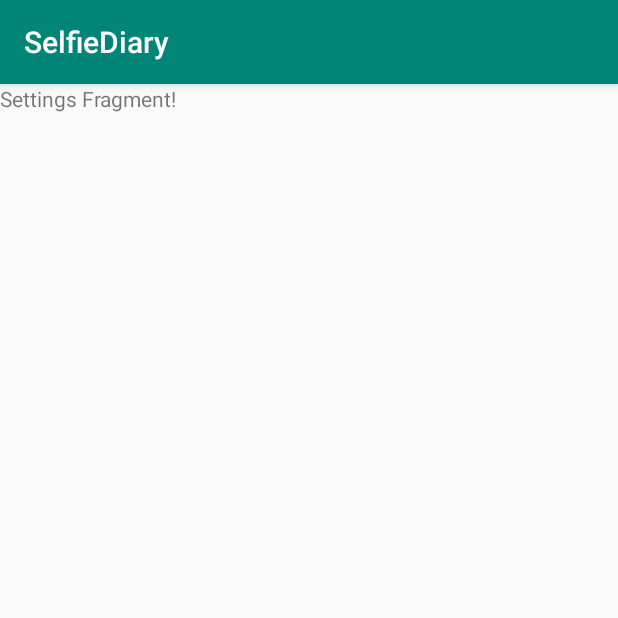
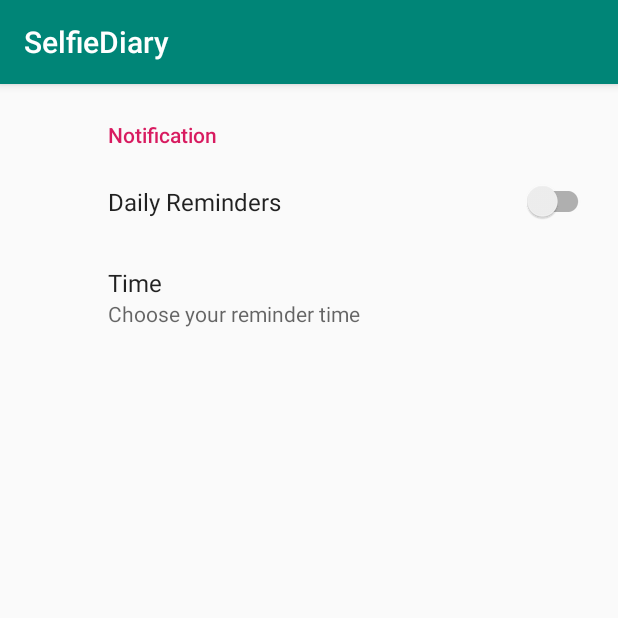
Before and after one commit to yewei600/SelfieDiary, an Android app: the screen it shows after launch (MainActivity), after a tap on "SETTINGS", on a phone screen of 412 x 824 dp, the top half of it. Run offline under Robolectric (Android 15) with nearby library versions, the phone set to English and light mode, and no system bars; our stand-ins replace Room's generated code, androidx.preference; 2 statements that could not run were skipped.

Commit message:
use PreferenceFragment for settings screen + add TimePicker

```diff
--- a/app/build.gradle
+++ b/app/build.gradle
@@ -51,7 +51,6 @@ dependencies {
     implementation "org.jetbrains.kotlinx:kotlinx-coroutines-core:$version_kotlin_coroutines"
     implementation "org.jetbrains.kotlinx:kotlinx-coroutines-android:$version_kotlin_coroutines"
 
-    // Glide
-    implementation "com.github.bumptech.glide:glide:$version_glide"
-
+    //preference
+    implementation 'androidx.preference:preference:1.1.0-alpha04'
 }
--- a/app/src/main/java/com/ericwei/selfiediary/SelfieDiaryApp.kt
+++ b/app/src/main/java/com/ericwei/selfiediary/SelfieDiaryApp.kt
@@ -22,7 +22,12 @@ class SelfieDiaryApp : Application() {
 
         val alarmActive = Intent(applicationContext, AppBroadcastReceiver::class.java).let { intent ->
             intent.action = "com.ericwei.selfiediary.action.SHOW_NOTIFICATION"
-            PendingIntent.getBroadcast(applicationContext, 0, intent, PendingIntent.FLAG_NO_CREATE)
+            PendingIntent.getBroadcast(
+                applicationContext,
+                PENDING_INTENT_REQUEST_CODE,
+                intent,
+                PendingIntent.FLAG_NO_CREATE
+            )
         }
         if (alarmActive == null) {
             registerNotificationAlarm(applicationContext)
@@ -30,18 +35,25 @@ class SelfieDiaryApp : Application() {
     }
 
     companion object {
+
+        val PENDING_INTENT_REQUEST_CODE = 333
+
         fun registerNotificationAlarm(context: Context) {
             val showNotificationIntent = Intent(context, AppBroadcastReceiver::class.java).let { intent ->
                 intent.action = "com.ericwei.selfiediary.action.SHOW_NOTIFICATION"
-                PendingIntent.getBroadcast(context, 0, intent, PendingIntent.FLAG_UPDATE_CURRENT)
+                PendingIntent.getBroadcast(
+                    context,
+                    PENDING_INTENT_REQUEST_CODE,
+                    intent,
+                    PendingIntent.FLAG_UPDATE_CURRENT
+                )
             }
 
             var alarmMgr = context!!.getSystemService(Context.ALARM_SERVICE) as AlarmManager
 
             val calendar: Calendar = Calendar.getInstance().apply {
                 timeInMillis = System.currentTimeMillis()
-                set(Calendar.HOUR_OF_DAY, 16)
-                set(Calendar.MINUTE, 30)
+                set(Calendar.HOUR_OF_DAY, 17)
             }
 
             alarmMgr?.setRepeating(
--- a/app/src/main/java/com/ericwei/selfiediary/ui/SettingsFragment.kt
+++ b/app/src/main/java/com/ericwei/selfiediary/ui/SettingsFragment.kt
@@ -1,20 +1,33 @@
 package com.ericwei.selfiediary.ui
 
 import android.os.Bundle
-import android.view.LayoutInflater
-import android.view.View
-import android.view.ViewGroup
-import androidx.fragment.app.Fragment
+import androidx.preference.Preference
+import androidx.preference.PreferenceFragmentCompat
 import com.ericwei.selfiediary.R
 
-class SettingsFragment : Fragment() {
+class SettingsFragment : PreferenceFragmentCompat(), Preference.OnPreferenceClickListener,
+    Preference.OnPreferenceChangeListener {
 
-    override fun onCreateView(
-        inflater: LayoutInflater, container: ViewGroup?,
-        savedInstanceState: Bundle?
-    ): View? {
-        // Inflate the layout for this fragment
-        return inflater.inflate(R.layout.fragment_settings, container, false)
+    private lateinit var mTimePickerPref: Preference
+
+    override fun onCreatePreferences(savedInstanceState: Bundle?, rootKey: String?) {
+        setPreferencesFromResource(R.xml.preferences, rootKey)
+
+        mTimePickerPref = preferenceManager.findPreference<Preference>("time_picker")!!
+        mTimePickerPref.onPreferenceClickListener = this
+    }
+
+    override fun onPreferenceChange(preference: Preference?, newValue: Any?): Boolean {
+        TODO("not implemented") //To change body of created functions use File | Settings | File Templates.
+    }
+
+    override fun onPreferenceClick(preference: Preference?): Boolean {
+        when (preference!!.key) {
+            "time_picker" -> {
+                TimePickerFragment().show(fragmentManager!!, "timePicker")
+            }
+        }
+        return true
     }
 
 }
--- /dev/null
+++ b/app/src/main/java/com/ericwei/selfiediary/ui/TimePickerFragment.kt
@@ -0,0 +1,26 @@
+package com.ericwei.selfiediary.ui
+
+import android.app.Dialog
+import android.app.TimePickerDialog
+import android.os.Bundle
+import android.text.format.DateFormat
+import android.widget.TimePicker
+import androidx.fragment.app.DialogFragment
+import java.util.*
+
+class TimePickerFragment : DialogFragment(), TimePickerDialog.OnTimeSetListener {
+
+    override fun onCreateDialog(savedInstanceState: Bundle?): Dialog {
+        // Use the current time as the default values for the picker
+        val c = Calendar.getInstance()
+        val hour = c.get(Calendar.HOUR_OF_DAY)
+        val minute = c.get(Calendar.MINUTE)
+
+        // Create a new instance of TimePickerDialog and return it
+        return TimePickerDialog(activity, this, hour, minute, DateFormat.is24HourFormat(activity))
+    }
+
+    override fun onTimeSet(p0: TimePicker?, p1: Int, p2: Int) {
+        TODO("not implemented") //To change body of created functions use File | Settings | File Templates.
+    }
+}
--- a/app/src/main/res/layout/fragment_settings.xml
+++ /dev/null
@@ -1,14 +0,0 @@
-<?xml version="1.0" encoding="utf-8"?>
-<FrameLayout xmlns:android="http://schemas.android.com/apk/res/android"
-             xmlns:tools="http://schemas.android.com/tools"
-             android:layout_width="match_parent"
-             android:layout_height="match_parent"
-             tools:context=".ui.SettingsFragment">
-
-    <!-- TODO: Update blank fragment layout -->
-    <TextView
-            android:layout_width="match_parent"
-            android:layout_height="match_parent"
-            android:text="Settings Fragment!"/>
-
-</FrameLayout>
--- /dev/null
+++ b/app/src/main/res/xml/preferences.xml
@@ -0,0 +1,17 @@
+<?xml version="1.0" encoding="utf-8"?>
+<PreferenceScreen xmlns:app="http://schemas.android.com/apk/res-auto">
+
+    <PreferenceCategory
+            app:key="reminders_category"
+            app:title="Notification">
+
+        <SwitchPreferenceCompat
+                app:key="notifications"
+                app:title="Daily Reminders"/>
+
+        <Preference
+                app:key="time_picker"
+                app:title="Time"
+                app:summary="Choose your reminder time"/>
+    </PreferenceCategory>
+</PreferenceScreen>
```
